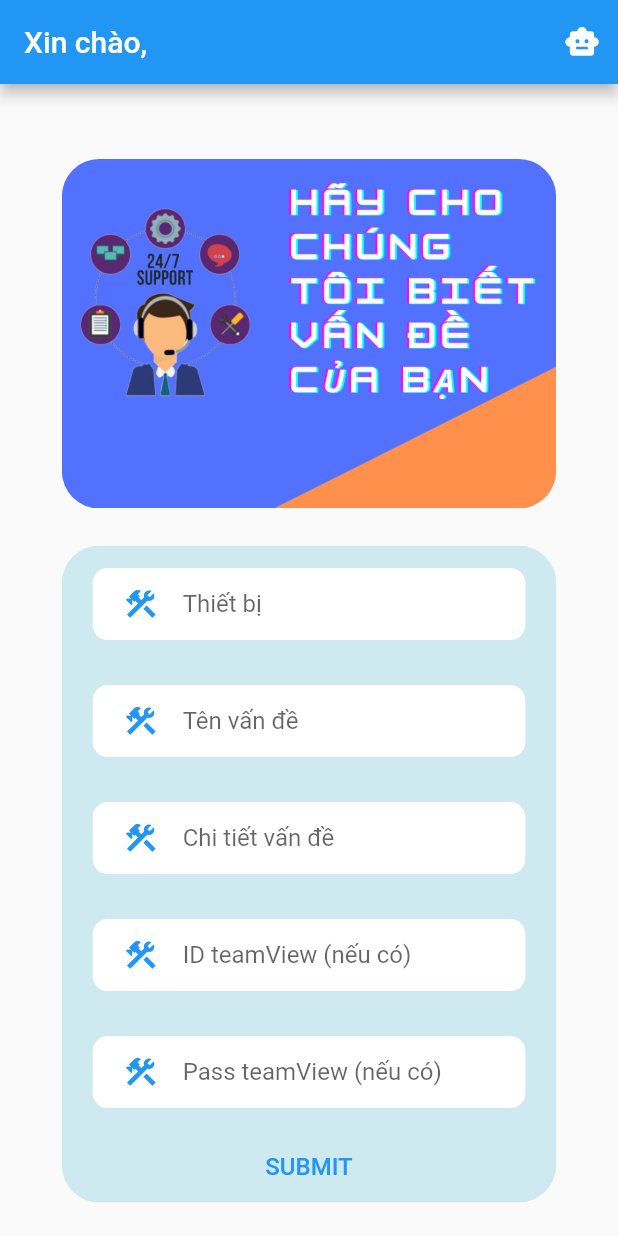
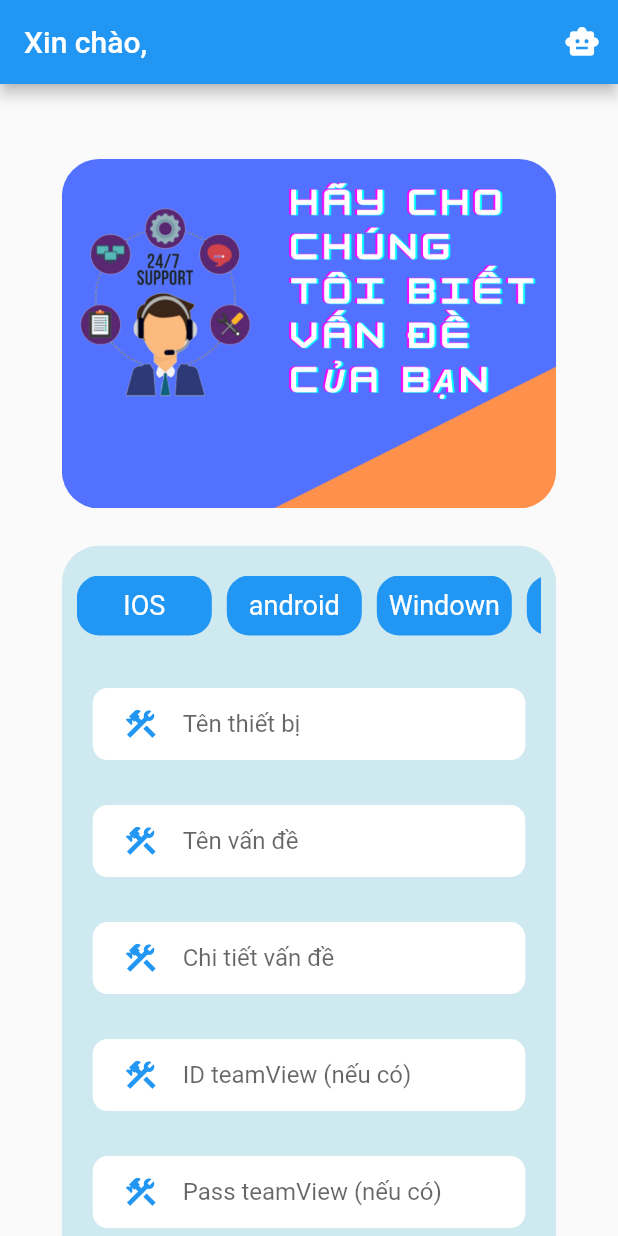
Before and after one commit to Tin542/IT_Support_PRM, a Flutter app: the HomeScreenCustomer screen opened directly, on a phone screen of 412 x 824 dp. Run offline on Flutter 3.47's test engine with Material 2 defaults, Android fonts, the phone set to English and light mode, and no system bars; our stand-ins replace bubble, firebase_auth, firebase_core, firebase_database, flutter_rating_bar, flutter_svg and 5 more; missing offline and left inert: agora_rtc_engine, animated_textformfields, flutter_braintree; accounts and stored records are empty.

Commit message:
fix layout for home + feedback screens

```diff
--- a/lib/models/request.dart
+++ b/lib/models/request.dart
@@ -6,6 +6,7 @@ class Request {
   final String passTeamView;
   final String userEmail;
   final String status;
+  final String category;
   Request({
     required this.problem,
     required this.description,
@@ -14,6 +15,7 @@ class Request {
     required this.passTeamView,
     required this.userEmail,
     required this.status,
+    required this.category,
   });
 
   factory Request.fromRTDB(Map<dynamic, dynamic> data) {
@@ -25,6 +27,7 @@ class Request {
       passTeamView: data['pass_teamView'] ?? '',
       userEmail: data['user_email'] ?? '',
       status: data['status'] ?? '',
+      category: data['category'] ?? '',
     );
   }
 }
--- a/lib/screens/components/rounded_input_field.dart
+++ b/lib/screens/components/rounded_input_field.dart
@@ -19,6 +19,8 @@ class RoundedInputField extends StatelessWidget {
     Size size = MediaQuery.of(context).size;
     return TextFieldContainer(
       child: TextField(
+        keyboardType: TextInputType.multiline,
+        maxLines: null,
         controller: controller,
         onChanged: onChanged,
         decoration: InputDecoration(
--- a/lib/screens/home_screen/body.dart
+++ b/lib/screens/home_screen/body.dart
@@ -1,9 +1,7 @@
 import 'package:firebase_auth/firebase_auth.dart';
 import 'package:flutter/material.dart';
 import 'package:fluttertoast/fluttertoast.dart';
-import 'package:get/get.dart';
 import 'package:it_support/firebase_database/database.dart';
-import 'package:it_support/screens/chatbot_screen/chatbot_screen.dart';
 import 'package:it_support/screens/home_screen/backgound.dart';
 import 'package:it_support/screens/components/rounded_input_field.dart';
 import 'package:it_support/screens/request_screen/it_request_list_screen.dart';
@@ -18,7 +16,6 @@ class Body extends StatefulWidget {
 class _BodyState extends State<Body> {
   @override
   void initState() {
-    // TODO: implement initState
     super.initState();
     getEmail();
   }
@@ -35,14 +32,16 @@ class _BodyState extends State<Body> {
       TextEditingController();
   final TextEditingController deviceTextEditingController =
       TextEditingController();
+  final TextEditingController cateTextEditingController =
+      TextEditingController();
+
+  late String _typeSelected = '';
   final User? user = FirebaseAuth.instance.currentUser;
 
   String displayEmail = '';
 
   void getEmail() {
     usersRef.child(user!.uid).child('email').onValue.listen((event) {
-      // final data = new Map<String, dynamic>.from(event.snapshot.value);
-      // final email = data['email'] as String;
       final String email = event.snapshot.value;
       setState(() {
         displayEmail = '$email';
@@ -70,18 +69,39 @@ class _BodyState extends State<Body> {
             borderRadius: BorderRadius.circular(25),
             child: Container(
               width: size.width * 0.8,
-              color: Color(0xFFCFE9F1),
+              color: const Color(0xFFCFE9F1),
               // color: Colors.blueGrey,
               child: Column(
                 mainAxisAlignment: MainAxisAlignment.center,
                 children: <Widget>[
+                  Padding(
+                    padding: const EdgeInsets.fromLTRB(10, 20, 10, 20),
+                    child: Container(
+                      height: 40,
+                      child: ListView(
+                        scrollDirection: Axis.horizontal,
+                        children: [
+                          listProblem('IOS'),
+                          const SizedBox(
+                            width: 10,
+                          ),
+                          listProblem('android'),
+                          const SizedBox(
+                            width: 10,
+                          ),
+                          listProblem('Windown'),
+                          const SizedBox(
+                            width: 10,
+                          ),
+                          listProblem('MacOS'),
+                        ],
+                      ),
+                    ),
+                  ),
                   RoundedInputField(
                     controller: deviceTextEditingController,
-                    hintText: "Thiết bị",
-                    onChanged: (value) {
-                      controller:
-                      deviceTextEditingController;
-                    },
+                    hintText: "Tên thiết bị",
+                    onChanged: (value) {},
                   ),
                   RoundedInputField(
                     controller: ticketNameTextEditingController,
@@ -107,6 +127,7 @@ class _BodyState extends State<Body> {
                   //     hintText: "Explan your problem by picture...",
                   //     onChanged: (value) {},
                   //     icon: Icons.drive_folder_upload),
+
                   FlatButton(
                     onPressed: () {
                       if (deviceTextEditingController.text.isEmpty) {
@@ -122,6 +143,7 @@ class _BodyState extends State<Body> {
                             context);
                       } else {
                         reqRef.push().set({
+                          'category': _typeSelected,
                           'device': deviceTextEditingController.text,
                           'problem': ticketNameTextEditingController.text,
                           'description': descriptionTextEditingController.text,
@@ -140,7 +162,7 @@ class _BodyState extends State<Body> {
                                     goToListRequest(context)));
                       }
                     },
-                    child: Text(
+                    child: const Text(
                       "SUBMIT",
                       style: TextStyle(color: Colors.blue, fontSize: 16),
                     ),
@@ -159,6 +181,32 @@ class _BodyState extends State<Body> {
   }
 
   Widget goToListRequest(BuildContext context) {
-    return RequestScreen();
+    return const RequestScreen();
+  }
+
+  Widget listProblem(String title) {
+    return InkWell(
+      child: Container(
+        height: 40,
+        width: 90,
+        decoration: BoxDecoration(
+          color: _typeSelected == title
+              ? Colors.green
+              : Theme.of(context).accentColor,
+          borderRadius: BorderRadius.circular(15),
+        ),
+        child: Center(
+          child: Text(
+            title,
+            style: const TextStyle(fontSize: 18, color: Colors.white),
+          ),
+        ),
+      ),
+      onTap: () {
+        setState(() {
+          _typeSelected = title;
+        });
+      },
+    );
   }
 }
--- a/lib/screens/home_screen/home_screen.dart
+++ b/lib/screens/home_screen/home_screen.dart
@@ -4,10 +4,6 @@ import 'package:get/get.dart';
 import 'package:it_support/firebase_database/database.dart';
 import 'package:it_support/screens/chatbot_screen/chatbot_screen.dart';
 import 'package:it_support/screens/home_screen/body.dart';
-
-import 'dart:ui';
-
-import '../components/load_image.dart';
 
 class HomeScreenCustomer extends StatefulWidget {
   const HomeScreenCustomer({Key? key}) : super(key: key);
@@ -33,7 +29,6 @@ class _HomeScreenCustomerState extends State<HomeScreenCustomer> {
 
   @override
   void initState() {
-    // TODO: implement initState
     super.initState();
     getName();
   }
@@ -46,16 +41,16 @@ class _HomeScreenCustomerState extends State<HomeScreenCustomer> {
           title: Text("Xin chào, " + userName),
           actions: <Widget>[
             IconButton(
-              icon: Icon(Icons.smart_toy),
+              icon: const Icon(Icons.smart_toy),
               color: Colors.white,
               onPressed: () {
-                Get.to(ChatBotScreen(),
+                Get.to(const ChatBotScreen(),
                     transition: Transition.downToUp,
-                    duration: Duration(milliseconds: 600));
+                    duration: const Duration(milliseconds: 600));
               },
             )
           ],
         ),
-        body: Body());
+        body: const Body());
   }
 }
```
Also changed, not shown: lib/screens/feedback_screen/feedback_screen.dart (+20 -7 lines), lib/screens/payment_screen/payment_screen.dart (+5 -8 lines), lib/screens/request_screen/it_request_detail_screen.dart (+14 -6 lines).
